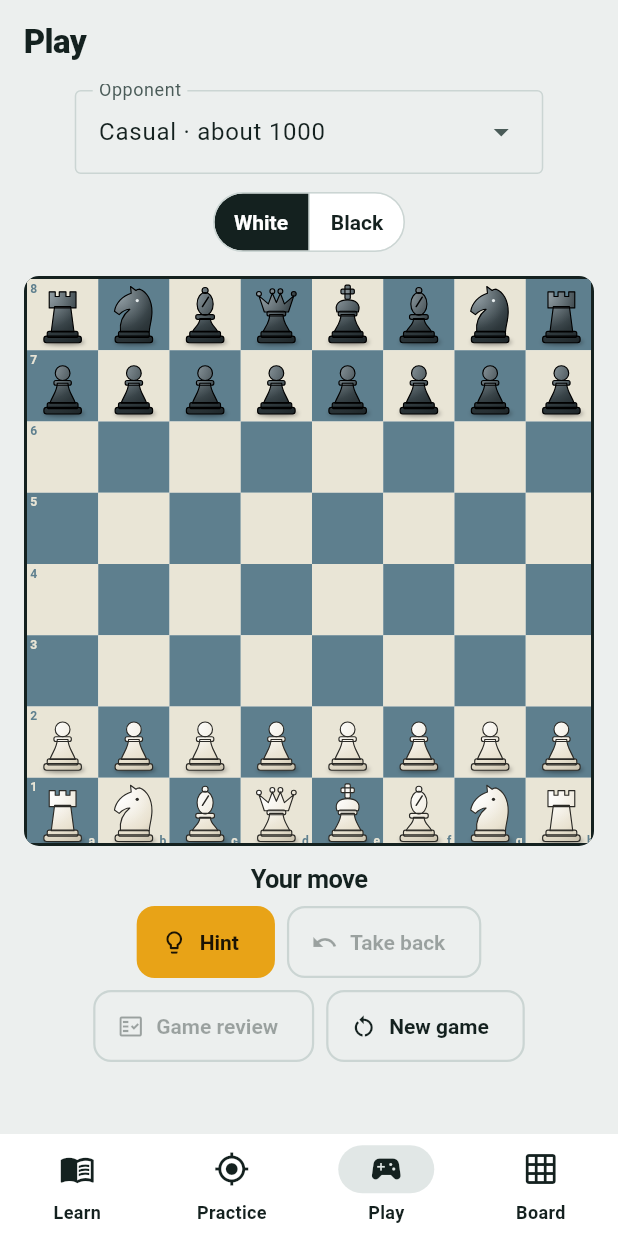
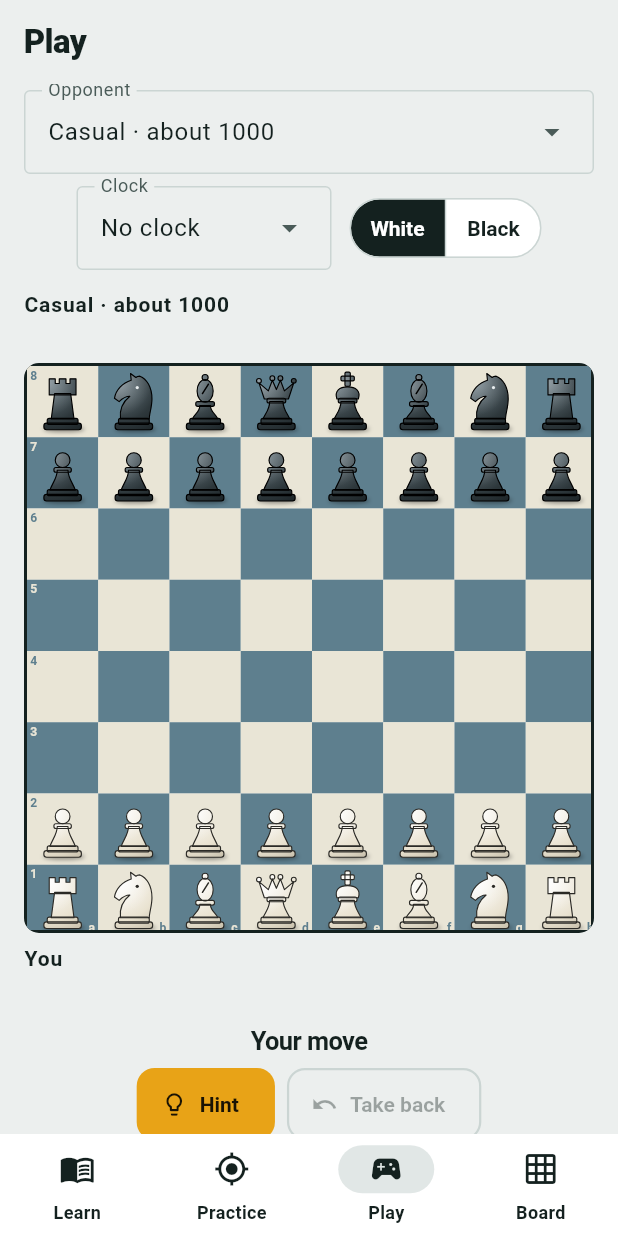
Before and after one commit to johnkg/chess_solver, a Flutter app: the screen it shows after launch, item 3 of the bottom bar chosen, on a phone screen of 412 x 824 dp. Run offline on Flutter 3.47's test engine with Material 3 defaults, Android fonts, the phone set to English and light mode, and no system bars; our stand-ins replace shared_preferences.

Commit message:
Play: show captured pieces and add an optional chess clock (#9)
Claude-Session: https://claude.ai/code/session_01HBwusMn1Yx7nSzGYxWWEah

Co-authored-by: Claude <noreply@anthropic.com>

```diff
--- /dev/null
+++ b/lib/engine/clock.dart
@@ -0,0 +1,97 @@
+/// Time controls offered in Play: base time per side plus an increment added
+/// after each of that side's moves.
+enum TimeControl {
+  off('No clock', 0, 0),
+  blitz3('3 min + 2 s', 180000, 2000),
+  blitz5('5 min', 300000, 0),
+  rapid10('10 min', 600000, 0),
+  rapid15('15 min + 10 s', 900000, 10000);
+
+  const TimeControl(this.label, this.baseMs, this.incrementMs);
+
+  final String label;
+  final int baseMs;
+  final int incrementMs;
+}
+
+/// A two-sided chess clock. Time is passed in, so it can be tested without
+/// waiting. Sides are 0 (White) and 1 (Black), as in `piece.dart`.
+///
+/// The first move of the game starts the other side's clock and costs
+/// nothing; after that each move pays for the time the mover used and adds
+/// the increment.
+class ChessClock {
+  ChessClock(this.control) : _left = [control.baseMs, control.baseMs];
+
+  final TimeControl control;
+  final List<int> _left;
+  int? _running;
+  DateTime? _since;
+  bool _stopped = false;
+  bool _paused = false;
+
+  /// Side whose clock is running, or null before the first move and after
+  /// [stop].
+  int? get running => _running;
+
+  /// Milliseconds [side] has left at [now].
+  int remaining(int side, DateTime now) {
+    var left = _left[side];
+    if (side == _running && !_stopped && !_paused) {
+      left -= now.difference(_since!).inMilliseconds;
+    }
+    return left < 0 ? 0 : left;
+  }
+
+  /// Call when [mover] has played a move.
+  void moved(int mover, DateTime now) {
+    if (_stopped) return;
+    if (_running != null) {
+      _left[mover] = remaining(mover, now) + control.incrementMs;
+    }
+    _running = 1 - mover;
+    _since = now;
+    _paused = false;
+  }
+
+  /// Freezes the running side without switching, for work that should not
+  /// cost either player time (such as the coach analysing a move).
+  void pause(DateTime now) {
+    final side = _running;
+    if (side == null || _stopped || _paused) return;
+    _left[side] = remaining(side, now);
+    _paused = true;
+  }
+
+  /// Unfreezes after [pause].
+  void resume(DateTime now) {
+    if (!_paused) return;
+    _paused = false;
+    _since = now;
+  }
+
+  /// The side that has run out of time, or null.
+  int? flagged(DateTime now) {
+    final side = _running;
+    if (side == null || _stopped) return null;
+    return remaining(side, now) == 0 ? side : null;
+  }
+
+  /// Freezes both clocks (game over).
+  void stop(DateTime now) {
+    final side = _running;
+    if (side != null && !_stopped && !_paused) _left[side] = remaining(side, now);
+    _stopped = true;
+  }
+}
+
+/// "4:07", or "0:09.4" in the last ten seconds.
+String formatClock(int ms) {
+  if (ms < 10000) {
+    return '0:0${(ms / 1000).toStringAsFixed(1)}';
+  }
+  final total = (ms / 1000).ceil();
+  final m = total ~/ 60;
+  final s = total % 60;
+  return '$m:${s.toString().padLeft(2, '0')}';
+}
--- a/lib/ui/board_controller.dart
+++ b/lib/ui/board_controller.dart
@@ -33,6 +33,23 @@ class BoardController extends ChangeNotifier {
 
   /// Position before [lastMove], or null.
   Position? get previous => _history.isEmpty ? null : _history.last.$1;
+
+  /// Piece types [color] has captured so far, most valuable first. Counts
+  /// en passant; promotions do not change it.
+  List<int> capturedBy(int color) {
+    final out = <int>[];
+    for (final (before, move) in _history) {
+      if (pieceColor(before.squares[move.from]) != color) continue;
+      final victim = before.squares[move.to];
+      if (victim != empty) {
+        out.add(pieceType(victim));
+      } else if (move.flag == Move.enPassant) {
+        out.add(pawn);
+      }
+    }
+    out.sort((a, b) => pieceValue(b).compareTo(pieceValue(a)));
+    return out;
+  }
 
   /// Squares of the last move, for tinting.
   Set<int> get lastMoveSquares {
--- a/lib/ui/play_screen.dart
+++ b/lib/ui/play_screen.dart
@@ -1,7 +1,9 @@
+import 'dart:async';
 import 'dart:math';
 
 import 'package:flutter/material.dart';
 
+import '../engine/clock.dart';
 import '../engine/explainer.dart';
 import '../engine/opponent.dart';
 import '../engine/mistakes.dart';
@@ -12,6 +14,7 @@ import '../engine/san.dart';
 import 'analysis.dart';
 import 'board_controller.dart';
 import 'board_view.dart';
+import 'player_bar.dart';
 import 'progress_store.dart';
 import 'review_snapshot.dart';
 import 'theme.dart';
@@ -41,6 +44,12 @@ class _PlayScreenState extends State<PlayScreen> {
   int _game = 0;
   final List<ReviewEntry> _entries = [];
   bool _showReview = false;
+  TimeControl _control = TimeControl.off;
+  ChessClock? _clock;
+  Timer? _ticker;
+
+  /// Side that ran out of time, or null.
+  int? _flagged;
 
   @override
   void initState() {
@@ -50,6 +59,7 @@ class _PlayScreenState extends State<PlayScreen> {
 
   @override
   void dispose() {
+    _ticker?.cancel();
     _board.removeListener(_onBoardChanged);
     _board.dispose();
     super.dispose();
@@ -59,7 +69,7 @@ class _PlayScreenState extends State<PlayScreen> {
 
   Position get _pos => _board.position;
   String? get _draw => drawReason(_pos);
-  bool get _over => _pos.legalMoves().isEmpty || _draw != null;
+  bool get _over => _pos.legalMoves().isEmpty || _draw != null || _flagged != null;
   bool get _myTurn => !_thinking && !_over && _pos.turn == _player;
 
   void _newGame({int? player}) {
@@ -70,8 +80,43 @@ class _PlayScreenState extends State<PlayScreen> {
     _engineNote = null;
     _entries.clear();
     _showReview = false;
+    _ticker?.cancel();
+    _flagged = null;
+    _clock = _control == TimeControl.off ? null : ChessClock(_control);
+    if (_clock != null) {
+      _ticker = Timer.periodic(const Duration(milliseconds: 100), (_) => _tick());
+    }
     _board.setPosition(Position.start());
     if (_player == black) _engineMove();
+  }
+
+  /// Updates the clock display and ends the game when someone runs out of time
+  /// or the game ended another way.
+  void _tick() {
+    final clock = _clock;
+    if (clock == null || !mounted) return;
+    final now = DateTime.now();
+    final side = clock.flagged(now);
+    if (side != null) {
+      clock.stop(now);
+      _ticker?.cancel();
+      setState(() => _flagged = side);
+    } else if (_pos.legalMoves().isEmpty || _draw != null) {
+      clock.stop(now);
+      _ticker?.cancel();
+      setState(() {});
+    } else {
+      setState(() {});
+    }
+  }
+
+  /// Milliseconds the engine may spend: its level's time, but never more
+  /// than a thirtieth of what is left on its clock.
+  int _engineMillis() {
+    final clock = _clock;
+    if (clock == null) return _level.millis;
+    final left = clock.remaining(1 - _player, DateTime.now());
+    return min(_level.millis, max(150, left ~/ 30));
   }
 
   /// Lets the frame paint "thinking" before the synchronous search runs.
@@ -81,9 +126,13 @@ class _PlayScreenState extends State<PlayScreen> {
     await Future<void>.delayed(const Duration(milliseconds: 60));
     if (!mounted || game != _game) return;
     final pos = _pos;
-    final move = chooseMove(pos, _level, widget.random);
+    final move = chooseMove(pos, _level, widget.random, _engineMillis());
     if (move == null) {
       setState(() => _thinking = false);
+      return;
+    }
+    if (_flagged != null) {
+      _thinking = false;
       return;
     }
     final name = san(pos, move);
@@ -91,6 +140,7 @@ class _PlayScreenState extends State<PlayScreen> {
     _engineNote = why.isEmpty ? 'I played $name.' : 'I played $name. ${why.first.text}';
     _thinking = false;
     _board.play(move);
+    _clock?.moved(1 - _player, DateTime.now());
   }
 
   Future<void> _onTap(int square) async {
@@ -98,6 +148,8 @@ class _PlayScreenState extends State<PlayScreen> {
     final before = _pos;
     final move = _board.tap(square);
     if (move == null) return;
+    _clock?.moved(_player, DateTime.now());
+    _clock?.pause(DateTime.now()); // coach analysis is free
     final game = _game;
     setState(() {
       _thinking = true;
@@ -112,6 +164,7 @@ class _PlayScreenState extends State<PlayScreen> {
     final key = entry.missedKey;
     if (key != null) widget.progress.recordMiss(key);
     _coach = critiqueWith(before, move, mistake);
+    _clock?.resume(DateTime.now());
     if (_over) {
       setState(() => _thinking = false);
       return;
@@ -123,7 +176,7 @@ class _PlayScreenState extends State<PlayScreen> {
     setState(() => _coach = analysePosition(_pos));
   }
 
-  bool get _canUndo => !_thinking && _board.ply >= (_player == white ? 1 : 2);
+  bool get _canUndo => !_thinking && _clock == null && _board.ply >= (_player == white ? 1 : 2);
 
   void _undo() {
     _board.undo();
@@ -140,6 +193,10 @@ class _PlayScreenState extends State<PlayScreen> {
       return _pos.turn == _player ? 'Checkmate: you lose' : 'Checkmate: you win!';
     }
     if (_pos.isStalemate) return 'Stalemate: a draw';
+    final f = _flagged;
+    if (f != null) {
+      return f == _player ? 'Time is up: you lose on time' : 'Opponent is out of time: you win!';
+    }
     final d = _draw;
     if (d != null) return d;
     if (_thinking) return 'Thinking...';
@@ -157,12 +214,9 @@ class _PlayScreenState extends State<PlayScreen> {
         child: ListView(
           padding: const EdgeInsets.fromLTRB(16, 4, 16, 24),
           children: [
-            Wrap(
-              alignment: WrapAlignment.center,
-              spacing: 12,
-              runSpacing: 8,
-              children: [
-                DropdownMenu<Level>(
+            LayoutBuilder(
+              builder: (context, box) => DropdownMenu<Level>(
+                width: box.maxWidth,
                 initialSelection: _level,
                 label: const Text('Opponent'),
                 requestFocusOnTap: false,
@@ -172,6 +226,32 @@ class _PlayScreenState extends State<PlayScreen> {
                 ],
                 onSelected: (l) {
                   if (l != null) setState(() => _level = l);
+                },
+              ),
+            ),
+            const SizedBox(height: 8),
+            Wrap(
+              alignment: WrapAlignment.center,
+              crossAxisAlignment: WrapCrossAlignment.center,
+              spacing: 12,
+              runSpacing: 8,
+              children: [
+                DropdownMenu<TimeControl>(
+                  width: 170,
+                  initialSelection: _control,
+                  label: const Text('Clock'),
+                  requestFocusOnTap: false,
+                  dropdownMenuEntries: [
+                    for (final c in TimeControl.values)
+                      DropdownMenuEntry(value: c, label: c.label),
+                  ],
+                  onSelected: (c) {
+                    if (c != null && c != _control) {
+                      setState(() {
+                        _control = c;
+                        _newGame();
+                      });
+                    }
                   },
                 ),
                 SegmentedButton<int>(
@@ -190,7 +270,11 @@ class _PlayScreenState extends State<PlayScreen> {
             Center(
               child: ConstrainedBox(
                 constraints: const BoxConstraints(maxWidth: 520),
-                child: BoardView(
+                child: Column(
+                  children: [
+                    _bar(opponent: true),
+                    const SizedBox(height: 6),
+                    BoardView(
                       position: _pos,
                       flipped: _player == black,
                       selected: _board.selected,
@@ -198,6 +282,10 @@ class _PlayScreenState extends State<PlayScreen> {
                       lastMove: _board.lastMoveSquares,
                       arrows: arrowsFit ? coach.arrows : const [],
                       onTap: _onTap,
+                    ),
+                    const SizedBox(height: 6),
+                    _bar(opponent: false),
+                  ],
                 ),
               ),
             ),
@@ -260,6 +348,24 @@ class _PlayScreenState extends State<PlayScreen> {
     );
   }
 
+  /// The strip above (opponent) or below (you) the board.
+  Widget _bar({required bool opponent}) {
+    final side = opponent ? 1 - _player : _player;
+    final other = 1 - side;
+    final mine = _board.capturedBy(side);
+    final theirs = _board.capturedBy(other);
+    int value(List<int> l) => l.fold(0, (sum, t) => sum + pieceValue(t));
+    final clock = _clock;
+    return PlayerBar(
+      name: opponent ? _level.title : 'You',
+      captured: mine,
+      capturedColor: other,
+      lead: value(mine) - value(theirs),
+      clockMs: clock?.remaining(side, DateTime.now()),
+      active: clock != null && clock.running == side && !_over,
+    );
+  }
+
   Widget _reviewCard(BuildContext context) {
     final theme = Theme.of(context);
     final mistakes = _entries.where((e) => e.isMistake).toList();
--- /dev/null
+++ b/lib/ui/player_bar.dart
@@ -0,0 +1,131 @@
+import 'package:flutter/material.dart';
+
+import '../engine/clock.dart';
+import '../engine/piece.dart';
+import 'piece_painter.dart';
+import 'theme.dart';
+
+/// One side's strip above or below the board: who it is, the pieces it has
+/// captured (with the material lead, if any) and, when a clock is on, its time.
+class PlayerBar extends StatelessWidget {
+  const PlayerBar({
+    super.key,
+    required this.name,
+    required this.captured,
+    required this.capturedColor,
+    required this.lead,
+    this.clockMs,
+    this.active = false,
+  });
+
+  final String name;
+
+  /// Piece types this side has captured, most valuable first.
+  final List<int> captured;
+
+  /// Colour of the captured pieces (the other side's colour).
+  final int capturedColor;
+
+  /// Material lead from captures, in pawns; shown only when positive.
+  final int lead;
+
+  /// Milliseconds left, or null when no clock is on.
+  final int? clockMs;
+
+  /// True while this side's clock is running.
+  final bool active;
+
+  @override
+  Widget build(BuildContext context) {
+    final scheme = Theme.of(context).colorScheme;
+    final text = Theme.of(context).textTheme;
+    final low = clockMs != null && clockMs! < 10000;
+    return Semantics(
+      container: true,
+      label: '$name. Captured: ${captured.isEmpty ? 'nothing' : captured.length} pieces.'
+          '${clockMs == null ? '' : ' Time left ${formatClock(clockMs!)}.'}',
+      child: ConstrainedBox(
+        constraints: const BoxConstraints(minHeight: 44),
+        child: Row(
+          children: [
+            Expanded(
+              child: Column(
+                crossAxisAlignment: CrossAxisAlignment.start,
+                mainAxisAlignment: MainAxisAlignment.center,
+                children: [
+                  Text(name, style: text.titleSmall, overflow: TextOverflow.ellipsis),
+                  SizedBox(
+                    height: 22,
+                    child: Row(
+                      children: [
+                        _Pieces(types: captured, color: capturedColor),
+                        if (lead > 0)
+                          Padding(
+                            padding: const EdgeInsets.only(left: 6),
+                            child: Text('+$lead',
+                                style: text.labelMedium?.copyWith(
+                                  color: scheme.onSurfaceVariant,
+                                  fontWeight: FontWeight.w700,
+                                )),
+                          ),
+                      ],
+                    ),
+                  ),
+                ],
+              ),
+            ),
+            if (clockMs != null)
+              Container(
+                padding: const EdgeInsets.symmetric(horizontal: 12, vertical: 6),
+                decoration: BoxDecoration(
+                  color: active ? scheme.onSurface : scheme.surfaceContainerHighest,
+                  borderRadius: BorderRadius.circular(12),
+                ),
+                child: Text(
+                  formatClock(clockMs!),
+                  style: TextStyle(
+                    fontFamily: monoFamily,
+                    fontWeight: FontWeight.w700,
+                    fontSize: 20,
+                    fontFeatures: const [FontFeature.tabularFigures()],
+                    color: low
+                        ? context.coach.bad
+                        : (active ? scheme.surface : scheme.onSurface),
+                  ),
+                ),
+              ),
+          ],
+        ),
+      ),
+    );
+  }
+}
+
+/// Captured pieces in a tight row; pieces of one kind overlap a little.
+class _Pieces extends StatelessWidget {
+  const _Pieces({required this.types, required this.color});
+
+  final List<int> types;
+  final int color;
+
+  @override
+  Widget build(BuildContext context) {
+    const size = 22.0;
+    final children = <Widget>[];
+    for (var i = 0; i < types.length; i++) {
+      final sameNext = i + 1 < types.length && types[i + 1] == types[i];
+      final piece = SizedBox(
+        width: size,
+        height: size,
+        child: CustomPaint(painter: PiecePainter(makePiece(types[i], color))),
+      );
+      children.add(sameNext
+          ? Align(alignment: Alignment.centerLeft, widthFactor: 0.55, child: piece)
+          : Padding(
+              padding: EdgeInsets.only(right: i + 1 < types.length ? 4 : 0),
+              child: piece,
+            ));
+    }
+    return Row(mainAxisSize: MainAxisSize.min, children: children);
+  }
+}
```
Also changed, not shown: 2 other files. Lines whose indentation alone changed are shown as unchanged.
